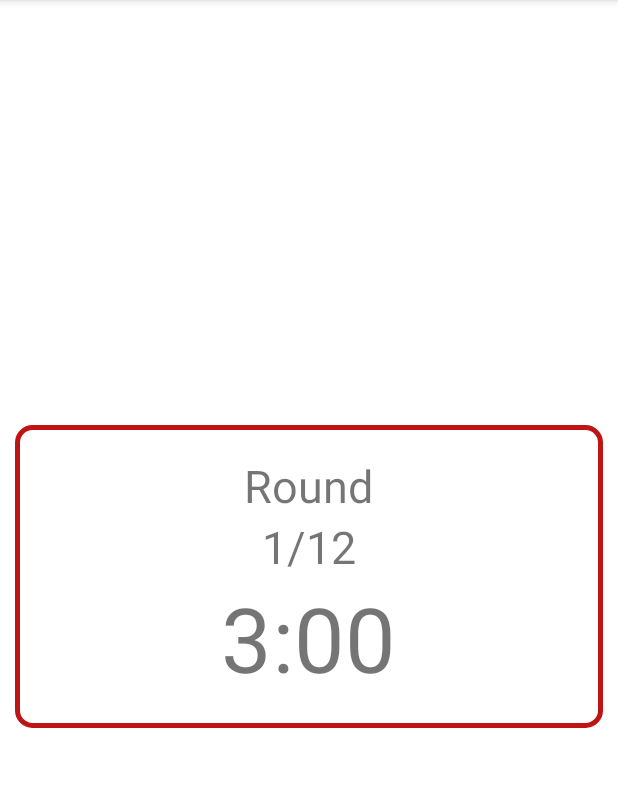
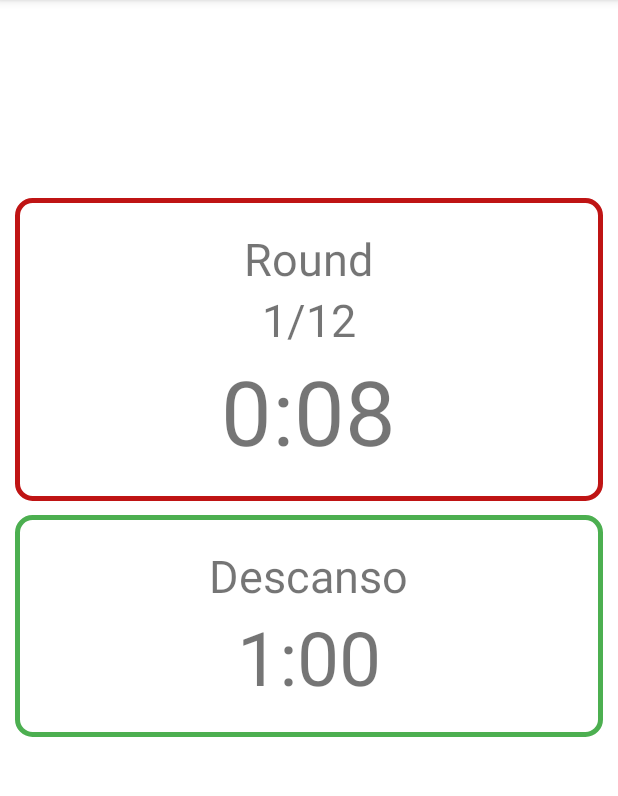
Before and after one commit to acquanero/BoxingTimer, an Android app: the screen it shows after launch (BoxingClockActivity), after a tap on "INICIAR", on a phone screen of 412 x 824 dp, the part 84-880 px from its top. Run offline under Robolectric (Android 15) with nearby library versions, the light colour scheme and no system bars.

Commit message:
added timer to count down. clock working and round counter working. Remains to add rest time and alarm sound

```diff
--- a/app/src/main/java/com/acquanero/boxingtimer/BoxingClockActivity.java
+++ b/app/src/main/java/com/acquanero/boxingtimer/BoxingClockActivity.java
@@ -3,23 +3,39 @@ package com.acquanero.boxingtimer;
 import androidx.appcompat.app.AppCompatActivity;
 
 import android.os.Bundle;
+import android.os.CountDownTimer;
 import android.widget.TextView;
 
+import java.util.Timer;
+
 public class BoxingClockActivity extends AppCompatActivity {
+
+    int roundNumbers;
+    int roundSeconds;
+    int roundMinutes;
+    int restSeconds;
+    int restMinutes;
+
+    int counter;
+
+    Bundle data;
 
     @Override
     protected void onCreate(Bundle savedInstanceState) {
         super.onCreate(savedInstanceState);
         setContentView(R.layout.activity_boxing_clock);
 
-        Bundle data = getIntent().getExtras();
+        data = getIntent().getExtras();
 
-        int roundNumbers = data.getInt("roundNumbers");
+        roundNumbers = data.getInt("roundNumbers");
+        roundSeconds = data.getInt("roundSeconds");
+        roundMinutes = data.getInt("roundMinutes");
+        restSeconds = data.getInt("restSeconds");
+        restMinutes = data.getInt("restMinutes");
 
-        int roundSeconds = data.getInt("roundSeconds");
-        int roundMinutes = data.getInt("roundMinutes");
-        int restSeconds = data.getInt("restSeconds");
-        int restMinutes = data.getInt("restMinutes");
+        counter = 1;
+
+        int totalTimeInMilisec = (roundSeconds * 1000) + ((roundMinutes * 60) * 1000);
 
         TextView roundCounter = findViewById(R.id.label_round_counter);
         roundCounter.setText("1/" + roundNumbers);
@@ -39,5 +55,73 @@ public class BoxingClockActivity extends AppCompatActivity {
 
         }
 
+        CountDownTimer miTimer = new CountDownTimer(totalTimeInMilisec, 1000) {
+            @Override
+            public void onTick(long millisUntilFinished) {
+
+                if (roundSeconds == 0){
+
+                    if (roundMinutes > 0){
+
+                        roundMinutes = roundMinutes - 1;
+                        roundSeconds = 60;
+
+                        if (String.valueOf(roundSeconds).length() == 1){
+
+                            roundSecondsTxt.setText("0" + roundSeconds);
+
+                        } else {
+
+                            roundSecondsTxt.setText(String.valueOf(roundSeconds));
+
+                        }
+
+                        roundMinutesTxt.setText(String.valueOf(roundMinutes));
+
+                    } else {
+
+                        this.cancel();
+
+                    }
+
+
+                }
+
+                roundSeconds = roundSeconds - 1;
+
+                if (String.valueOf(roundSeconds).length() == 1){
+
+                    roundSecondsTxt.setText("0" + roundSeconds);
+
+                } else {
+
+                    roundSecondsTxt.setText(String.valueOf(roundSeconds));
+
+                }
+
+            }
+
+            @Override
+            public void onFinish() {
+
+                if (counter < roundNumbers) {
+
+                    counter++;
+
+                    roundCounter.setText(counter + "/" + roundNumbers);
+
+                    roundSeconds = data.getInt("roundSeconds");
+                    roundMinutes = data.getInt("roundMinutes");
+
+                    this.start();
+
+                }
+
+            }
+        };
+
+        miTimer.start();
+
     }
+
 }
--- /dev/null
+++ b/app/src/main/res/drawable/myboxrest.xml
@@ -0,0 +1,11 @@
+<?xml version="1.0" encoding="utf-8"?>
+<shape xmlns:android="http://schemas.android.com/apk/res/android"
+    android:shape="rectangle">
+    <corners
+        android:radius="10dp"
+
+        />
+    <stroke
+        android:width="3dp"
+        android:color="@color/greenbox" />
+</shape>
--- a/app/src/main/res/layout/activity_boxing_clock.xml
+++ b/app/src/main/res/layout/activity_boxing_clock.xml
@@ -7,15 +7,17 @@
     tools:context=".BoxingClockActivity">
 
     <LinearLayout
+        android:id="@+id/linearLayout"
         android:layout_width="match_parent"
         android:layout_height="wrap_content"
         android:layout_marginHorizontal="10dp"
+        android:layout_marginTop="132dp"
         android:background="@drawable/mybox"
+        android:gravity="center"
         android:orientation="vertical"
         android:padding="20dp"
-        android:gravity="center"
-        app:layout_constraintBottom_toBottomOf="parent"
         app:layout_constraintEnd_toEndOf="parent"
+        app:layout_constraintHorizontal_bias="0.473"
         app:layout_constraintStart_toStartOf="parent"
         app:layout_constraintTop_toTopOf="parent">
 
@@ -36,8 +38,8 @@
         <LinearLayout
             android:layout_width="match_parent"
             android:layout_height="wrap_content"
-        android:orientation="horizontal"
-        android:gravity="center">
+            android:gravity="center"
+            android:orientation="horizontal">
 
             <TextView
                 android:id="@+id/label_round_minutes_shown"
@@ -66,4 +68,58 @@
 
     </LinearLayout>
 
+    <LinearLayout
+        android:layout_width="match_parent"
+        android:layout_height="wrap_content"
+        android:layout_marginHorizontal="10dp"
+        android:background="@drawable/myboxrest"
+        android:gravity="center"
+        android:orientation="vertical"
+        android:padding="20dp"
+        app:layout_constraintBottom_toBottomOf="parent"
+        app:layout_constraintEnd_toEndOf="parent"
+        app:layout_constraintHorizontal_bias="0.157"
+        app:layout_constraintStart_toStartOf="parent"
+        app:layout_constraintTop_toBottomOf="@+id/linearLayout"
+        app:layout_constraintVertical_bias="0.033">
+
+        <TextView
+            android:id="@+id/label_rest"
+            android:layout_width="wrap_content"
+            android:layout_height="wrap_content"
+            android:text="@string/label_rest"
+            android:textSize="30sp" />
+
+        <LinearLayout
+            android:layout_width="match_parent"
+            android:layout_height="wrap_content"
+            android:gravity="center"
+            android:orientation="horizontal">
+
+            <TextView
+                android:id="@+id/label_rest_minutes_shown"
+                android:layout_width="wrap_content"
+                android:layout_height="wrap_content"
+                android:text="@string/initial_rest_time_minutes"
+                android:textSize="50sp" />
+
+            <TextView
+                android:id="@+id/label_dots_separators_rest"
+                android:layout_width="wrap_content"
+                android:layout_height="wrap_content"
+                android:text="@string/time_dots_separator"
+                android:textSize="50sp" />
+
+            <TextView
+                android:id="@+id/label_rest_seconds_shown"
+                android:layout_width="wrap_content"
+                android:layout_height="wrap_content"
+                android:text="@string/initial_rest_time_seconds"
+                android:textSize="50sp" />
+
+
+        </LinearLayout>
+
+    </LinearLayout>
+
 </androidx.constraintlayout.widget.ConstraintLayout>
--- a/app/src/main/res/values/colors.xml
+++ b/app/src/main/res/values/colors.xml
@@ -8,4 +8,5 @@
     <color name="black">#FF000000</color>
     <color name="white">#FFFFFFFF</color>
     <color name="redbox">#BF1414</color>
+    <color name="greenbox">#4CAF50</color>
 </resources>
--- a/app/src/main/res/values/strings.xml
+++ b/app/src/main/res/values/strings.xml
@@ -1,8 +1,8 @@
 <resources>
     <string name="app_name">BoxingTimer</string>
     <string name="label_round_duration">Duración del Round</string>
-    <string name="initial_minutes_of_round">3</string>
-    <string name="initial_seconds_of_round">00</string>
+    <string name="initial_minutes_of_round">0</string>
+    <string name="initial_seconds_of_round">10</string>
     <string name="label_button_add_time">+</string>
     <string name="label_button_rest_time">-</string>
     <string name="time_dots_separator">:</string>
@@ -14,4 +14,5 @@
     <string name="initial_rest_time_seconds">00</string>
     <string name="label_round">Round</string>
     <string name="label_round_counter">1/0</string>
+    <string name="label_rest">Descanso</string>
 </resources>
```
Lines whose indentation alone changed are shown as unchanged.
